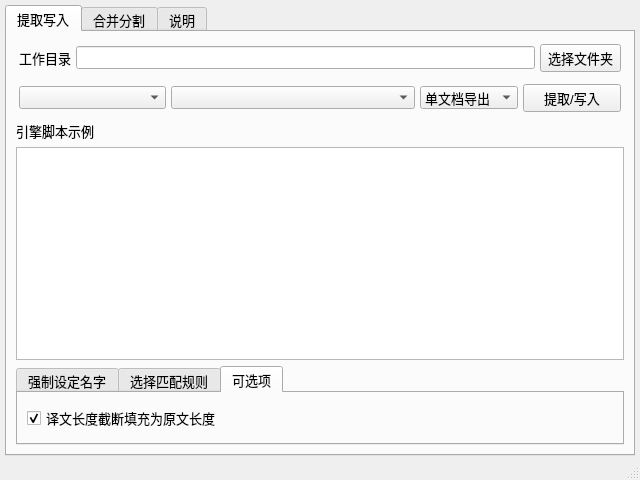
Qt form ui_mainWindow.ui (satan53x/SExtractor) before a commit.
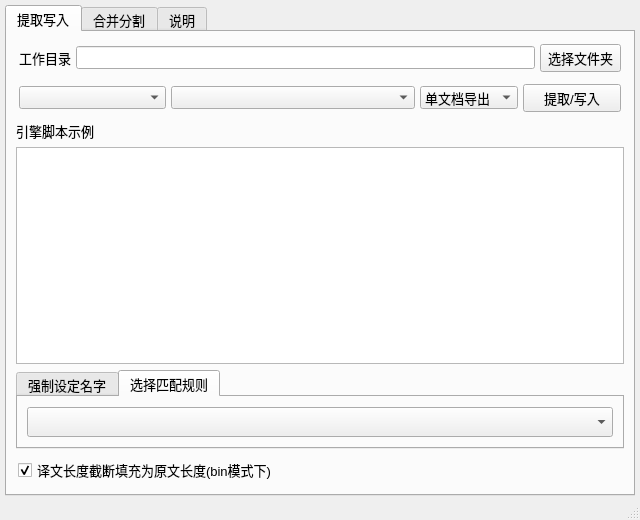
The same form after that commit. The open tabs and pages were chosen to show the change.

Commit message: 修改界面

Patch:
```diff
--- a/ui_mainWindow.ui
+++ b/ui_mainWindow.ui
@@ -7,13 +7,13 @@
     <x>0</x>
     <y>0</y>
     <width>640</width>
-    <height>480</height>
+    <height>520</height>
    </rect>
   </property>
   <property name="minimumSize">
    <size>
     <width>640</width>
-    <height>480</height>
+    <height>520</height>
    </size>
   </property>
   <property name="font">
@@ -53,7 +53,7 @@
        <attribute name="title">
         <string>提取写入</string>
        </attribute>
-       <layout class="QVBoxLayout" name="verticalLayout" stretch="0,0,0,5,0">
+       <layout class="QVBoxLayout" name="verticalLayout" stretch="0,0,0,5,0,0">
         <item>
          <widget class="QWidget" name="widget" native="true">
           <property name="maximumSize">
@@ -242,11 +242,26 @@
             </item>
            </layout>
           </widget>
-          <widget class="QWidget" name="tab_4">
-           <attribute name="title">
-            <string>可选项</string>
-           </attribute>
-           <layout class="QHBoxLayout" name="horizontalLayout_4">
+         </widget>
+        </item>
+        <item>
+         <widget class="QWidget" name="widget_5" native="true">
+          <layout class="QHBoxLayout" name="horizontalLayout_5">
+           <property name="spacing">
+            <number>2</number>
+           </property>
+           <property name="leftMargin">
+            <number>2</number>
+           </property>
+           <property name="topMargin">
+            <number>2</number>
+           </property>
+           <property name="rightMargin">
+            <number>2</number>
+           </property>
+           <property name="bottomMargin">
+            <number>2</number>
+           </property>
             <item>
              <widget class="QCheckBox" name="cutOffCheck">
               <property name="font">
@@ -258,7 +273,7 @@
                </font>
               </property>
               <property name="text">
-               <string>译文长度截断填充为原文长度</string>
+              <string>译文长度截断填充为原文长度(bin模式下)</string>
               </property>
               <property name="checked">
                <bool>true</bool>
@@ -269,7 +284,6 @@
              </widget>
             </item>
            </layout>
-          </widget>
          </widget>
         </item>
        </layout>
```
Lines whose indentation alone changed are shown as unchanged. The commit also changes 2 other files.
